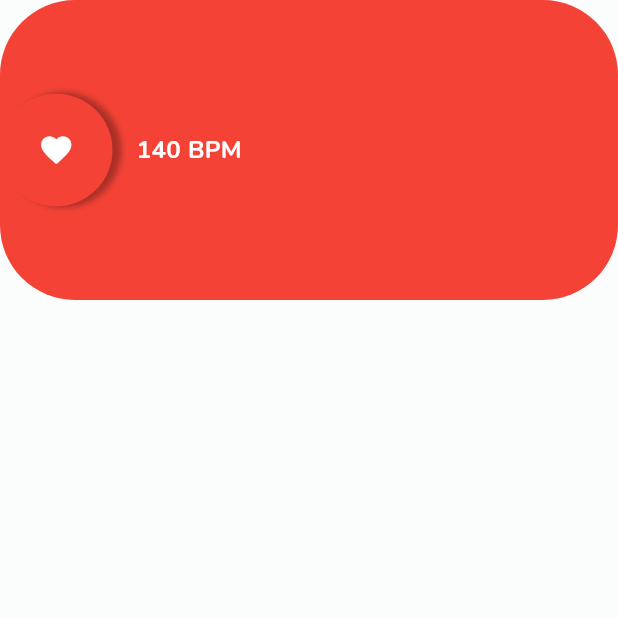
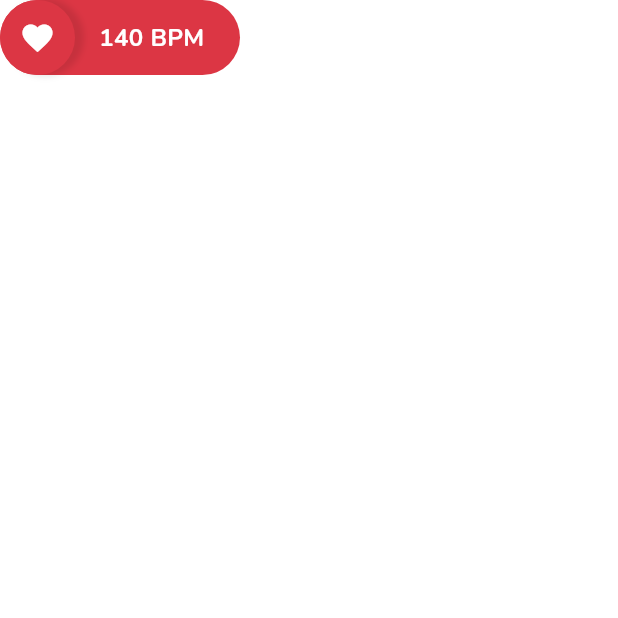
Before and after one commit to LeToyek/helm_iot, a Flutter app: the HeartBeatOverlay screen opened directly, on a phone screen of 412 x 824 dp, the top half of it. Run offline on Flutter 3.47's test engine with Material 3 defaults, Android fonts, the phone set to English and light mode, and no system bars; our stand-ins replace dio, flutter_dotenv, flutter_riverpod, freezed_annotation, google_fonts, riverpod_annotation and 1 more; missing offline and left inert: flutter_overlay_window; generated files the repository leaves out were written again; network calls fail.

Commit message:
fix(overlay): bug size and unknown yellow

```diff
--- a/lib/main.dart
+++ b/lib/main.dart
@@ -31,7 +31,18 @@ class MainApp extends ConsumerWidget {
 void overlayMain() {
   bootstrap();
   runApp(const ProviderScope(
-    child: MaterialApp(
-        debugShowCheckedModeBanner: false, home: HeartBeatOverlay()),
+    child: OverlayApp(),
   ));
 }
+
+class OverlayApp extends ConsumerWidget {
+  const OverlayApp({super.key});
+
+  @override
+  Widget build(BuildContext context, WidgetRef ref) {
+    return MaterialApp(
+        theme: lightTheme,
+        debugShowCheckedModeBanner: false,
+        home: const HeartBeatOverlay());
+  }
+}
--- a/lib/ui/widgets/window_overlay/heart_beat_overlay.dart
+++ b/lib/ui/widgets/window_overlay/heart_beat_overlay.dart
@@ -1,52 +1,143 @@
 import 'package:flutter/material.dart';
+import 'package:flutter_overlay_window/flutter_overlay_window.dart';
 import 'package:flutter_riverpod/flutter_riverpod.dart';
-import 'package:helm_iot/domain/model/heart_beat_model.dart';
+import 'package:helm_iot/ui/controller/blink_controller/blink_controller.dart';
+import 'package:helm_iot/ui/controller/blink_controller/blink_state.dart';
 import 'package:helm_iot/ui/controller/heart_beat_controller/heart_beat_controller.dart';
 import 'package:helm_iot/ui/controller/heart_beat_controller/heart_beat_state.dart';
+import 'package:helm_iot/ui/controller/oxygen_controller/oxygen_controller.dart';
+import 'package:helm_iot/ui/controller/oxygen_controller/oxygen_state.dart';
 
-class HeartBeatOverlay extends ConsumerWidget {
+enum OverlayModuleState {
+  heartBeat,
+  blink,
+  oxygen,
+}
+
+class HeartBeatOverlay extends ConsumerStatefulWidget {
   const HeartBeatOverlay({super.key});
 
   @override
-  Widget build(BuildContext context, WidgetRef ref) {
-    final heartBeatsState = ref.watch(heartBeatControllerProvider);
-    return AnimatedContainer(
+  ConsumerState<ConsumerStatefulWidget> createState() =>
+      _HeartBeatOverlayState();
+}
+
+class _HeartBeatOverlayState extends ConsumerState<HeartBeatOverlay> {
+  OverlayModuleState _overlayModuleState = OverlayModuleState.heartBeat;
+
+  Color getColor(context) {
+    final colorScheme = Theme.of(context).colorScheme;
+    if (_overlayModuleState == OverlayModuleState.heartBeat) {
+      return colorScheme.primary;
+    } else if (_overlayModuleState == OverlayModuleState.blink) {
+      return colorScheme.surfaceVariant;
+    }
+    return Colors.blueAccent.shade700;
+  }
+
+  IconData getIcon() {
+    if (_overlayModuleState == OverlayModuleState.heartBeat) {
+      return Icons.favorite;
+    } else if (_overlayModuleState == OverlayModuleState.blink) {
+      return Icons.remove_red_eye;
+    }
+    return Icons.cloud;
+  }
+
+  @override
+  Widget build(BuildContext context) {
+    final colorScheme = Theme.of(context).colorScheme;
+    return Scaffold(
+      backgroundColor: Colors.transparent,
+      body: GestureDetector(
+        onTap: () => {
+          setState(() {
+            if (_overlayModuleState == OverlayModuleState.heartBeat) {
+              _overlayModuleState = OverlayModuleState.blink;
+            } else if (_overlayModuleState == OverlayModuleState.blink) {
+              _overlayModuleState = OverlayModuleState.oxygen;
+            } else {
+              _overlayModuleState = OverlayModuleState.heartBeat;
+            }
+          })
+        },
+        child: AnimatedContainer(
           duration: const Duration(milliseconds: 500),
-      width: 500,
-      height: 200,
+          curve: Curves.easeInOut,
+          width: _overlayModuleState == OverlayModuleState.oxygen ? 180 : 160,
+          height: 50,
           decoration: BoxDecoration(
               borderRadius: BorderRadius.circular(50),
-        color: Colors.red,
-      ),
+              color: getColor(context)),
           child: Row(
             mainAxisSize: MainAxisSize.min,
             crossAxisAlignment: CrossAxisAlignment.center,
             mainAxisAlignment: MainAxisAlignment.start,
             children: [
-          Container(
-            height: 75,
-            width: 75,
+              GestureDetector(
+                onDoubleTap: () => {FlutterOverlayWindow.closeOverlay()},
+                child: AnimatedContainer(
+                  duration: const Duration(milliseconds: 500),
+                  height: 50,
+                  width: 50,
                   decoration: BoxDecoration(
                       shape: BoxShape.circle,
-                color: Colors.red,
+                      color: getColor(context),
                       boxShadow: [
                         BoxShadow(
-                    color: Colors.black.withOpacity(0.3),
+                          color: Colors.black.withOpacity(0.1),
                           spreadRadius: 1,
                           blurRadius: 3,
                           offset: const Offset(5, 0),
                         ),
                       ]),
-            child: const Center(
+                  child: Center(
                       child: Icon(
-              Icons.favorite,
+                    getIcon(),
                     color: Colors.white,
                   )),
+                ),
               ),
               const SizedBox(
                 width: 16,
               ),
-          switch (heartBeatsState) {
+              getData(),
+            ],
+          ),
+        ),
+      ),
+    );
+  }
+
+  Widget _buildText(List<dynamic> data) {
+    if (_overlayModuleState == OverlayModuleState.blink) {
+      return Text(
+        "${data.last.blinkValue} KPM",
+        style: const TextStyle(
+            color: Colors.white, fontSize: 16, fontWeight: FontWeight.bold),
+      );
+    }
+    if (_overlayModuleState == OverlayModuleState.oxygen) {
+      return Text(
+        "${data.last.oxygenValue} mmHG",
+        style: const TextStyle(
+            color: Colors.white, fontSize: 16, fontWeight: FontWeight.bold),
+      );
+    }
+
+    return Text(
+      "${data.last.bpmValue} BPM",
+      style: const TextStyle(
+          color: Colors.white, fontSize: 16, fontWeight: FontWeight.bold),
+    );
+  }
+
+  Widget getData() {
+    final heartBeatsState = ref.watch(heartBeatControllerProvider);
+    final blinkState = ref.watch(blinkControllerProvider);
+    final oxygenState = ref.watch(oxygenControllerProvider);
+    return switch (_overlayModuleState) {
+      OverlayModuleState.heartBeat => switch (heartBeatsState) {
           InitialHeartBeatState(heartBeats: final heartBeatsInitial) =>
             _buildText(heartBeatsInitial),
           LoadingHeartBeatState(heartBeats: final heartBeats) =>
@@ -55,16 +146,20 @@ class HeartBeatOverlay extends ConsumerWidget {
             _buildText(heartBeats),
           ErrorHeartBeatState(message: final message) => Text(message)
         },
-        ],
-      ),
-    );
-  }
-
-  Widget _buildText(List<HeartBeatModel> heartBeats) {
-    return Text(
-      "${heartBeats.last.bpmValue} BPM",
-      style: const TextStyle(
-          color: Colors.white, fontSize: 16, fontWeight: FontWeight.bold),
-    );
+      OverlayModuleState.blink => switch (blinkState) {
+          InitialBlinkState(blinks: final blinksInitial) =>
+            _buildText(blinksInitial),
+          LoadingBlinkState(blinks: final blinks) => _buildText(blinks),
+          LoadedBlinkState(blinks: final blinks) => _buildText(blinks),
+          ErrorBlinkState(message: final message) => Text(message)
+        },
+      OverlayModuleState.oxygen => switch (oxygenState) {
+          InitialOxygenState(oxygens: final oxygensInitial) =>
+            _buildText(oxygensInitial),
+          LoadingOxygenState(oxygens: final oxygens) => _buildText(oxygens),
+          LoadedOxygenState(oxygens: final oxygens) => _buildText(oxygens),
+          ErrorOxygenState(message: final message) => Text(message)
+        },
+    };
   }
 }
```
Lines whose indentation alone changed are shown as unchanged.
